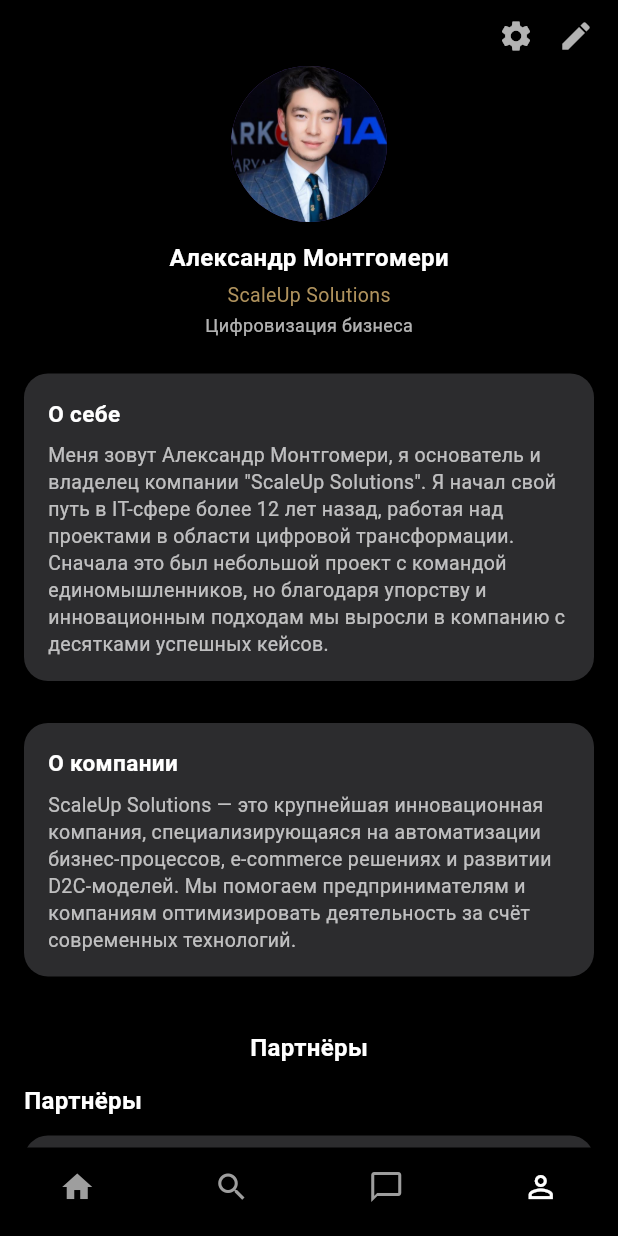
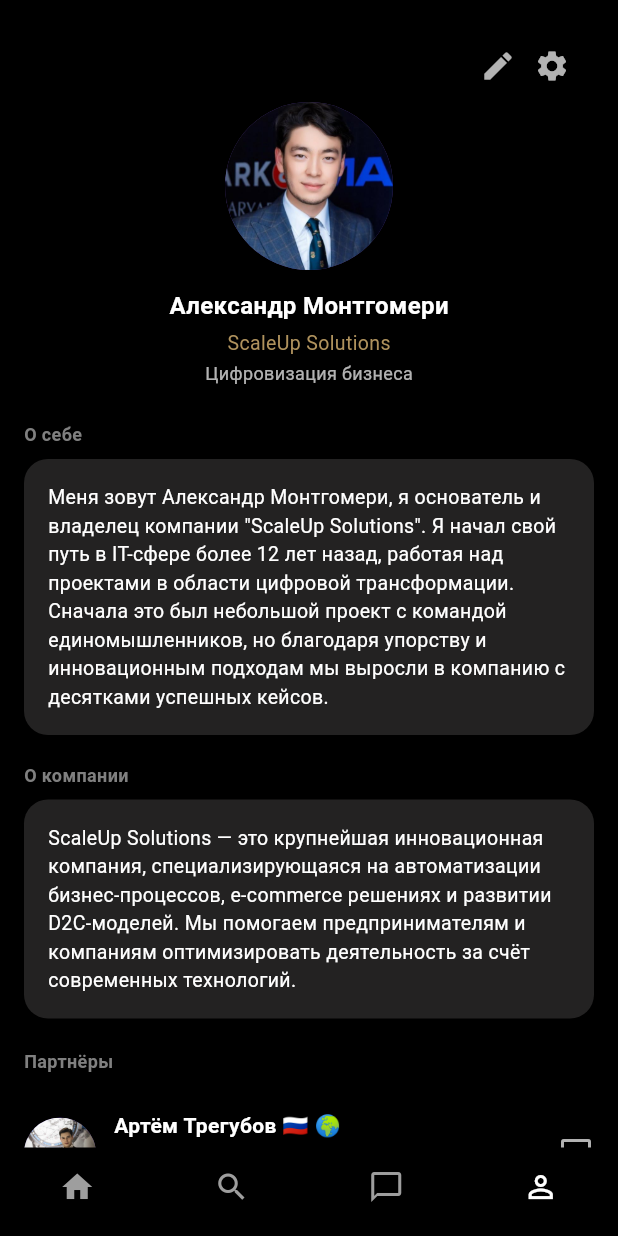
Before and after one commit to zelshenhab/flutter_founders, a Flutter app: the screen it shows after launch, item 4 of the bottom bar chosen, on a phone screen of 412 x 824 dp. Run offline on Flutter 3.47's test engine with Material 3 defaults, Android fonts, the phone set to English and light mode, and no system bars; our stand-ins replace equatable, file_picker, firebase_auth, firebase_core, flutter_bloc, google_fonts and 1 more; missing offline and left inert: flutter_pdfview; accounts and stored records are empty.

Commit message:
edit profile screen part 2

```diff
--- a/lib/presentation/profile/models/partner_model.dart
+++ b/lib/presentation/profile/models/partner_model.dart
@@ -1,11 +1,13 @@
 // lib/presentation/profile/models/partner_model.dart
 class PartnerModel {
   final String name;
+  final String company; // ← مضاف جديد
   final String subtitle;
   final String avatarUrl;
 
   const PartnerModel({
     required this.name,
+    required this.company,
     required this.subtitle,
     required this.avatarUrl,
   });
--- a/lib/presentation/profile/profile_screen.dart
+++ b/lib/presentation/profile/profile_screen.dart
@@ -1,3 +1,4 @@
+// lib/presentation/profile/profile_screen.dart
 import 'package:flutter/material.dart';
 import 'package:google_fonts/google_fonts.dart';
 import 'widgets/profile_header.dart';
@@ -20,19 +21,22 @@ class ProfileScreen extends StatelessWidget {
 
     final partners = [
       const PartnerModel(
-        name: 'Артём Трегубов 🇷🇺',
-        subtitle: 'Founders | В2В Разработка приложений',
+        name: 'Артём Трегубов 🇷🇺 🌍',
+        company: 'Founders',
+        subtitle: 'IT | B2B | Разработка приложений',
         avatarUrl: 'assets/images/image 1.png',
       ),
       const PartnerModel(
         name: 'Уилл Тернер 🇺🇸🇪🇸',
+        company: 'Juris&Partners',
         subtitle: 'Юриспруденция | Консалтинг',
         avatarUrl: 'assets/images/image 3.png',
       ),
       const PartnerModel(
-        name: 'Фэнь Ли 🇨🇳',
-        subtitle: 'Франшизы | Производство',
-        avatarUrl: 'assets/images/image 4.png',
+        name: 'Фэн Ли 🇯🇵',
+        company: 'LifeHealth',
+        subtitle: 'Фармацевтика | Производство',
+        avatarUrl: 'assets/images/image 2.png',
       ),
     ];
 
@@ -42,78 +46,60 @@ class ProfileScreen extends StatelessWidget {
         child: SingleChildScrollView(
           padding: const EdgeInsets.only(bottom: 24),
           child: Column(
+            crossAxisAlignment: CrossAxisAlignment.start,
             children: [
-              const SizedBox(height: 12),
+              const SizedBox(height: 24),
+              const Padding(
+                padding: EdgeInsets.symmetric(horizontal: 16),
+                child: ProfileHeader(),
+              ),
+              const SizedBox(height: 24),
 
-              // أيقونات settings/edit
+              // "О себе"
               Padding(
                 padding: const EdgeInsets.symmetric(horizontal: 16),
-                child: Row(
-                  mainAxisAlignment: MainAxisAlignment.end,
-                  children: const [
-                    Icon(Icons.settings, color: Colors.white70),
-                    SizedBox(width: 16),
-                    Icon(Icons.edit, color: Colors.white70),
-                  ],
+                child: Text(
+                  'О себе',
+                  style: GoogleFonts.inriaSans(
+                    fontSize: 12,
+                    fontWeight: FontWeight.w600,
+                    color: Color(0xFF808080),
+                  ),
                 ),
               ),
-
               const SizedBox(height: 8),
-
-              // صورة + بيانات البروفايل
-              CircleAvatar(
-                radius: 52,
-                backgroundImage: AssetImage(profile.avatarUrl),
-              ),
-              const SizedBox(height: 12),
-              Text(
-                profile.name,
-                style: const TextStyle(
-                  fontWeight: FontWeight.w700,
-                  fontSize: 16,
-                  color: Colors.white,
-                ),
-              ),
-              const SizedBox(height: 4),
-              Text(
-                profile.company,
-                style: const TextStyle(
-                  color: Color(0xFFAF925D),
-                  fontSize: 13,
-                  fontWeight: FontWeight.w400,
-                ),
-              ),
-              const SizedBox(height: 2),
-              Text(
-                profile.subtitle,
-                style: const TextStyle(fontSize: 12, color: Colors.white70),
-              ),
-
-              const SizedBox(height: 24),
-
-              // О себе
               const Padding(
                 padding: EdgeInsets.symmetric(horizontal: 16),
                 child: SectionCard(
-                  title: 'О себе',
                   content:
                       'Меня зовут Александр Монтгомери, я основатель и владелец компании "ScaleUp Solutions". Я начал свой путь в IT-сфере более 12 лет назад, работая над проектами в области цифровой трансформации. Сначала это был небольшой проект с командой единомышленников, но благодаря упорству и инновационным подходам мы выросли в компанию с десятками успешных кейсов.',
                 ),
               ),
 
-              const SizedBox(height: 12),
+              const SizedBox(height: 2),
 
-              // О компании
+              // "О компании"
+              Padding(
+                padding: const EdgeInsets.symmetric(horizontal: 16),
+                child: Text(
+                  'О компании',
+                  style: GoogleFonts.inriaSans(
+                    fontSize: 12,
+                    fontWeight: FontWeight.w600,
+                    color: Color(0xFF808080),
+                  ),
+                ),
+              ),
+              const SizedBox(height: 8),
               const Padding(
                 padding: EdgeInsets.symmetric(horizontal: 16),
                 child: SectionCard(
-                  title: 'О компании',
                   content:
                       'ScaleUp Solutions — это крупнейшая инновационная компания, специализирующаяся на автоматизации бизнес-процессов, e-commerce решениях и развитии D2C-моделей. Мы помогаем предпринимателям и компаниям оптимизировать деятельность за счёт современных технологий.',
                 ),
               ),
 
-              const SizedBox(height: 20),
+              const SizedBox(height: 4),
 
               // Партнёры
               Padding(
@@ -121,15 +107,13 @@ class ProfileScreen extends StatelessWidget {
                 child: Text(
                   'Партнёры',
                   style: GoogleFonts.inriaSans(
-                    fontSize: 16,
+                    fontSize: 12,
                     fontWeight: FontWeight.w600,
-                    color: Colors.white,
+                    color: Color(0xFF808080),
                   ),
                 ),
               ),
-
               const SizedBox(height: 12),
-
               Padding(
                 padding: const EdgeInsets.symmetric(horizontal: 16),
                 child: PartnersList(partners: partners),
--- a/lib/presentation/profile/widgets/partners_list.dart
+++ b/lib/presentation/profile/widgets/partners_list.dart
@@ -1,6 +1,7 @@
 // lib/presentation/profile/widgets/partners_list.dart
 import 'package:flutter/material.dart';
 import 'package:flutter_founders/presentation/profile/models/partner_model.dart';
+import 'package:google_fonts/google_fonts.dart';
 
 class PartnersList extends StatelessWidget {
   final List<PartnerModel> partners;
@@ -10,47 +11,50 @@ class PartnersList extends StatelessWidget {
   @override
   Widget build(BuildContext context) {
     return Column(
-      crossAxisAlignment: CrossAxisAlignment.start,
+      children: partners.map((partner) {
+        return Column(
           children: [
-        const Text(
-          'Партнёры',
-          style: TextStyle(
-            fontSize: 16,
-            fontWeight: FontWeight.w600,
-            color: Colors.white,
-          ),
-        ),
-        const SizedBox(height: 12),
-        ...partners.map((partner) {
-          return Container(
-            margin: const EdgeInsets.only(bottom: 12),
-            padding: const EdgeInsets.all(12),
-            decoration: BoxDecoration(
-              color: const Color(0xFF2C2C2E),
-              borderRadius: BorderRadius.circular(16),
-            ),
+            Container(
+              padding: const EdgeInsets.symmetric(vertical: 12),
               child: Row(
                 children: [
+                  // Avatar
                   CircleAvatar(
                     radius: 24,
                     backgroundImage: AssetImage(partner.avatarUrl),
                   ),
                   const SizedBox(width: 12),
+
+                  // Info
                   Expanded(
                     child: Column(
                       crossAxisAlignment: CrossAxisAlignment.start,
                       children: [
+                        // Name
                         Text(
                           partner.name,
-                        style: const TextStyle(
+                          style: GoogleFonts.inriaSans(
                             fontSize: 14,
-                          fontWeight: FontWeight.w600,
+                            fontWeight: FontWeight.w700,
                             color: Colors.white,
                           ),
                         ),
+                        const SizedBox(height: 2),
+
+                        // Company
+                        Text(
+                          partner.company,
+                          style: GoogleFonts.inriaSans(
+                            fontSize: 13,
+                            fontWeight: FontWeight.w500,
+                            color: const Color(0xFFAF925D), // نفس لون الشركة الرئيسي
+                          ),
+                        ),
+
+                        // Subtitle
                         Text(
                           partner.subtitle,
-                        style: const TextStyle(
+                          style: GoogleFonts.inriaSans(
                             fontSize: 12,
                             color: Colors.white70,
                           ),
@@ -58,12 +62,24 @@ class PartnersList extends StatelessWidget {
                       ],
                     ),
                   ),
+
+                  const SizedBox(width: 8),
+
+                  // Chat icon
                   const Icon(Icons.chat_bubble_outline, color: Colors.white70),
                 ],
               ),
+            ),
+
+            // Divider
+            Container(
+              height: 1,
+              color: Colors.white12,
+              margin: const EdgeInsets.symmetric(vertical: 4),
+            ),
+          ],
         );
       }).toList(),
-      ],
     );
   }
 }
--- a/lib/presentation/profile/widgets/profile_header.dart
+++ b/lib/presentation/profile/widgets/profile_header.dart
@@ -1,3 +1,4 @@
+// lib/presentation/profile/widgets/profile_header.dart
 import 'package:flutter/material.dart';
 import 'package:google_fonts/google_fonts.dart';
 
@@ -6,33 +7,31 @@ class ProfileHeader extends StatelessWidget {
 
   @override
   Widget build(BuildContext context) {
-    return Stack(
+    return Column(
       children: [
-        // أيقونات التحكم
-        Positioned(
-          right: 0,
+        Padding(
+          padding: const EdgeInsets.only(right: 16, top: 8),
           child: Row(
+            mainAxisAlignment: MainAxisAlignment.end,
             children: const [
-              Icon(Icons.settings, color: Colors.white70, size: 20),
+              Icon(Icons.edit, color: Colors.white70, size: 24),
               SizedBox(width: 12),
-              Icon(Icons.edit, color: Colors.white70, size: 20),
+              Icon(Icons.settings, color: Colors.white70, size: 24),
             ],
           ),
         ),
 
-        // محتوى البروفايل
-        Column(
-          children: [
-            const SizedBox(height: 8),
-            // صورة البروفايل
+        const SizedBox(height: 12),
+
+        // ✅ صورة البروفايل
         const CircleAvatar(
-              radius: 48,
-              backgroundImage: AssetImage(
-                'assets/images/avatar.jpg',
-              ), // غيّر الصورة حسب الحاجة
+          radius: 56,
+          backgroundImage: AssetImage('assets/images/image 2.png'),
         ),
+
         const SizedBox(height: 12),
-            // الاسم
+
+        // ✅ الاسم
         Text(
           'Александр Монтгомери',
           style: GoogleFonts.inriaSans(
@@ -41,8 +40,10 @@ class ProfileHeader extends StatelessWidget {
             color: Colors.white,
           ),
         ),
+
         const SizedBox(height: 4),
-            // اسم الشركة
+
+        // ✅ اسم الشركة
         Text(
           'ScaleUp Solutions',
           style: GoogleFonts.inriaSans(
@@ -51,15 +52,15 @@ class ProfileHeader extends StatelessWidget {
             color: const Color(0xFFAF925D),
           ),
         ),
+
         const SizedBox(height: 2),
-            // النص الفرعي
+
+        // ✅ النص الفرعي
         Text(
           'Цифровизация бизнеса',
           style: GoogleFonts.inriaSans(fontSize: 12, color: Colors.white70),
         ),
       ],
-        ),
-      ],
     );
   }
 }
--- a/lib/presentation/profile/widgets/section_card.dart
+++ b/lib/presentation/profile/widgets/section_card.dart
@@ -1,12 +1,11 @@
-
 // lib/presentation/profile/widgets/section_card.dart
 import 'package:flutter/material.dart';
+import 'package:google_fonts/google_fonts.dart';
 
 class SectionCard extends StatelessWidget {
-  final String title;
   final String content;
 
-  const SectionCard({super.key, required this.title, required this.content});
+  const SectionCard({super.key, required this.content});
 
   @override
   Widget build(BuildContext context) {
@@ -15,30 +14,16 @@ class SectionCard extends StatelessWidget {
       margin: const EdgeInsets.only(bottom: 16),
       padding: const EdgeInsets.all(16),
       decoration: BoxDecoration(
-        color: const Color(0xFF2C2C2E),
+        color: const Color.fromARGB(255, 35, 34, 34),
         borderRadius: BorderRadius.circular(16),
       ),
-      child: Column(
-        crossAxisAlignment: CrossAxisAlignment.start,
-        children: [
-          Text(
-            title,
-            style: const TextStyle(
-              fontSize: 15,
-              fontWeight: FontWeight.w600,
-              color: Colors.white,
-            ),
-          ),
-          const SizedBox(height: 8),
-          Text(
-            content,
-            style: const TextStyle(
-              fontSize: 13,
-              color: Colors.white70,
-              height: 1.4,
-            ),
-          ),
-        ],
+      child: Text(
+        content,
+        style: GoogleFonts.inriaSans(
+          fontSize: 13,
+          color: Colors.white,
+          fontWeight: FontWeight.w400,
+        ),
       ),
     );
   }
```
Lines whose indentation alone changed are shown as unchanged.
